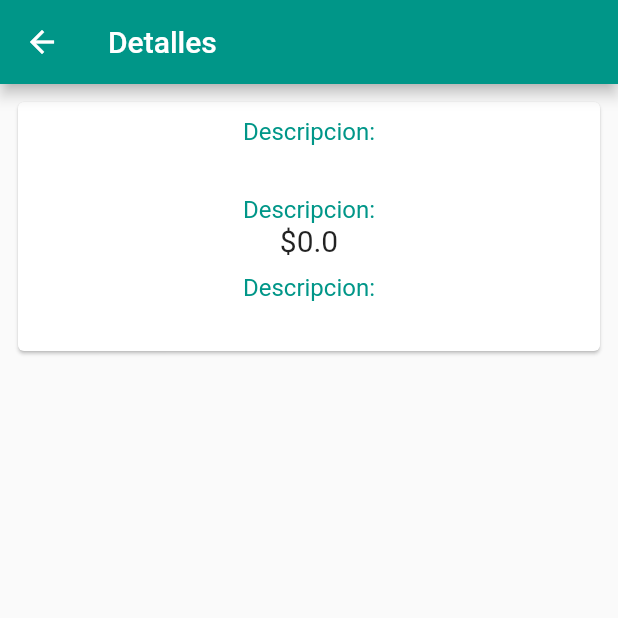
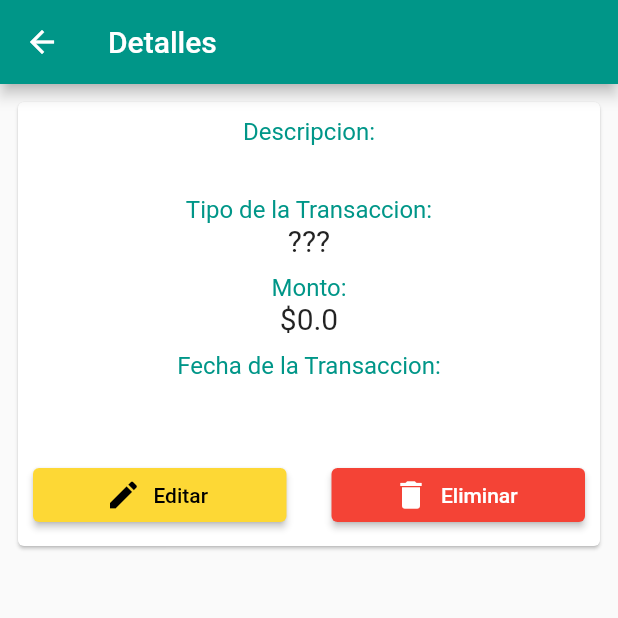
Before and after one commit to FelixAVeras/PersonalMoney, a Flutter app: the DetailsPage screen opened directly with empty values, on a phone screen of 412 x 824 dp, the top half of it. Run offline on Flutter 3.47's test engine with Material 2 defaults, Android fonts, the light colour scheme and no system bars; our stand-ins replace sqflite; accounts and stored records are empty.

Commit message:
Adding actions buttons to detail page

```diff
--- a/lib/pages/detailtransaction.dart
+++ b/lib/pages/detailtransaction.dart
@@ -43,7 +43,16 @@ class DetailsPageState extends State<DetailsPage> {
                                     fontSize: 20.0,
                                   )),
                               SizedBox(height: 10.0),
-                              Text('Descripcion:',
+                              Text('Tipo de la Transaccion:',
+                                  style: TextStyle(
+                                      color: Colors.teal, fontSize: 16.0)),
+                              // Text(widget.transactionModel.transType,
+                              //     style: TextStyle(
+                              //       fontSize: 20.0,
+                              //     )),
+                              Text('???', style: TextStyle(fontSize: 20.0)),
+                              SizedBox(height: 10.0),
+                              Text('Monto:',
                                   style: TextStyle(
                                       color: Colors.teal, fontSize: 16.0)),
                               Text(
@@ -53,13 +62,36 @@ class DetailsPageState extends State<DetailsPage> {
                                     fontSize: 20.0,
                                   )),
                               SizedBox(height: 10.0),
-                              Text('Descripcion:',
+                              Text('Fecha de la Transaccion:',
                                   style: TextStyle(
                                       color: Colors.teal, fontSize: 16.0)),
                               Text(widget.transactionModel.currentDate,
                                   style: TextStyle(
                                     fontSize: 20.0,
                                   )),
+                              SizedBox(height: 30.0),
+                              Row(children: [
+                                Expanded(
+                                    child: ElevatedButton.icon(
+                                  onPressed: () => {},
+                                  icon: Icon(Icons.edit, color: Colors.black),
+                                  label: Text(
+                                    'Editar',
+                                    style: TextStyle(color: Colors.black),
+                                  ),
+                                  style: ElevatedButton.styleFrom(
+                                      primary: Colors.yellow[600]),
+                                )),
+                                SizedBox(width: 30.0),
+                                Expanded(
+                                    child: ElevatedButton.icon(
+                                  onPressed: () => {},
+                                  label: Text('Eliminar'),
+                                  icon: Icon(Icons.delete),
+                                  style: ElevatedButton.styleFrom(
+                                      primary: Colors.red),
+                                ))
+                              ])
                             ],
                           ),
                         ),
```
